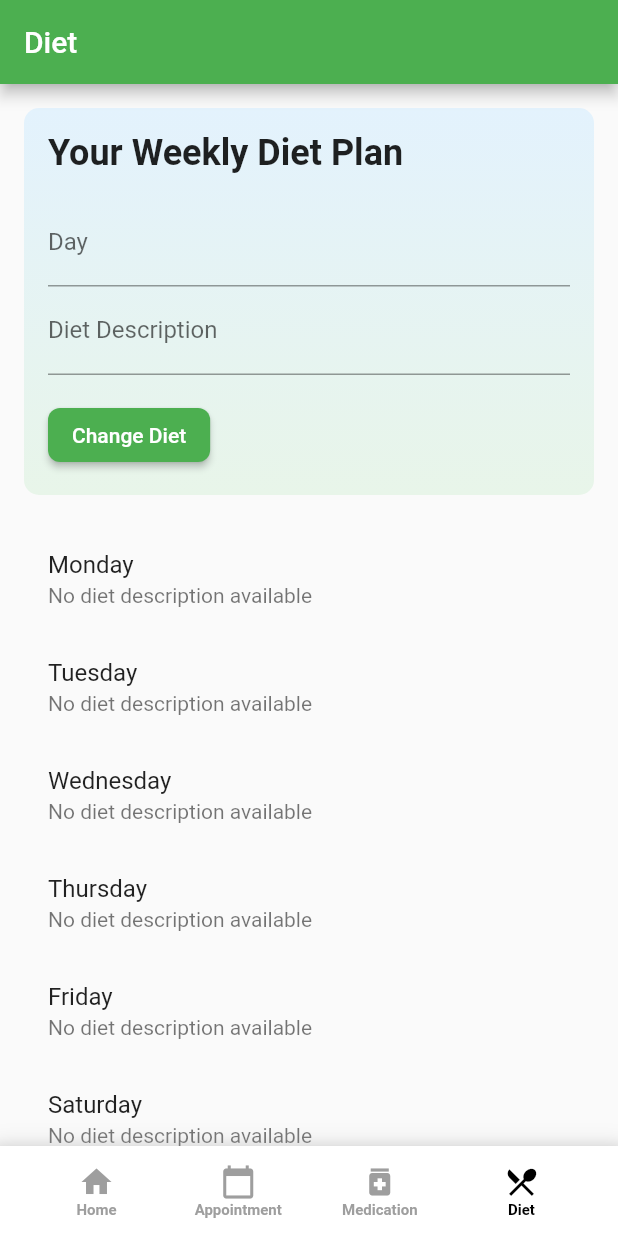
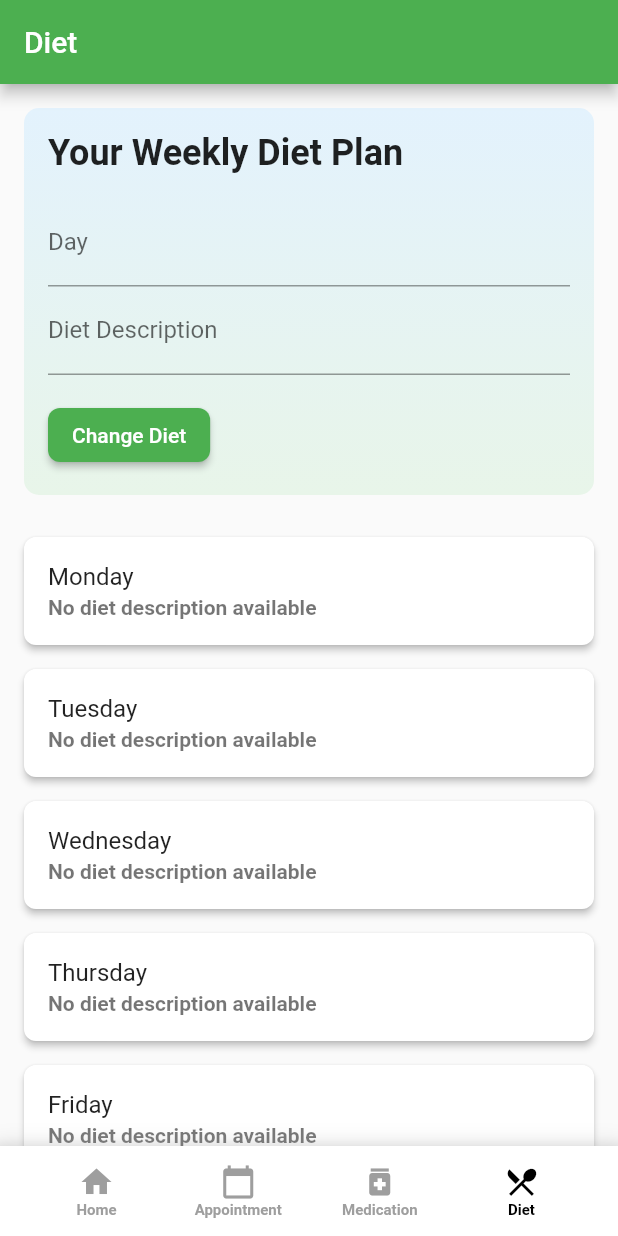
Before and after one commit to navaneethkulal8/hacktofuturehealthcare, a Flutter app: the screen it shows after launch, item 4 of the bottom bar chosen, on a phone screen of 412 x 824 dp. Run offline on Flutter 3.47's test engine with Material 2 defaults, Android fonts, the light colour scheme and no system bars; our stand-ins replace firebase_auth; accounts and stored records are empty.

Commit message:
Diet page ui changes

```diff
--- a/lib/pages/profilepage.dart
+++ b/lib/pages/profilepage.dart
@@ -131,14 +131,29 @@ class _ProfilePageState extends State<ProfilePage> {
         final String dietDescription =
             isSelectedDay ? selectedSubtitle : 'No diet description available';
 
-        return ListTile(
-          title: Text(day),
-          subtitle: Text(dietDescription),
-          onTap: () {
-            setState(() {
-              selectedDay = day;
-            });
-          },
+        return Card(
+          elevation: isSelectedDay ? 8 : 2,
+          margin: EdgeInsets.symmetric(vertical: 8),
+          shape: RoundedRectangleBorder(
+            borderRadius: BorderRadius.circular(8),
+          ),
+          child: ListTile(
+            title: Text(
+              day,
+              style: TextStyle(
+                fontWeight: isSelectedDay ? FontWeight.bold : FontWeight.normal,
+              ),
+            ),
+            subtitle: Text(
+              dietDescription,
+              style: TextStyle(fontWeight: FontWeight.bold),
+            ),
+            onTap: () {
+              setState(() {
+                selectedDay = day;
+              });
+            },
+          ),
         );
       }).toList(),
     );
```
